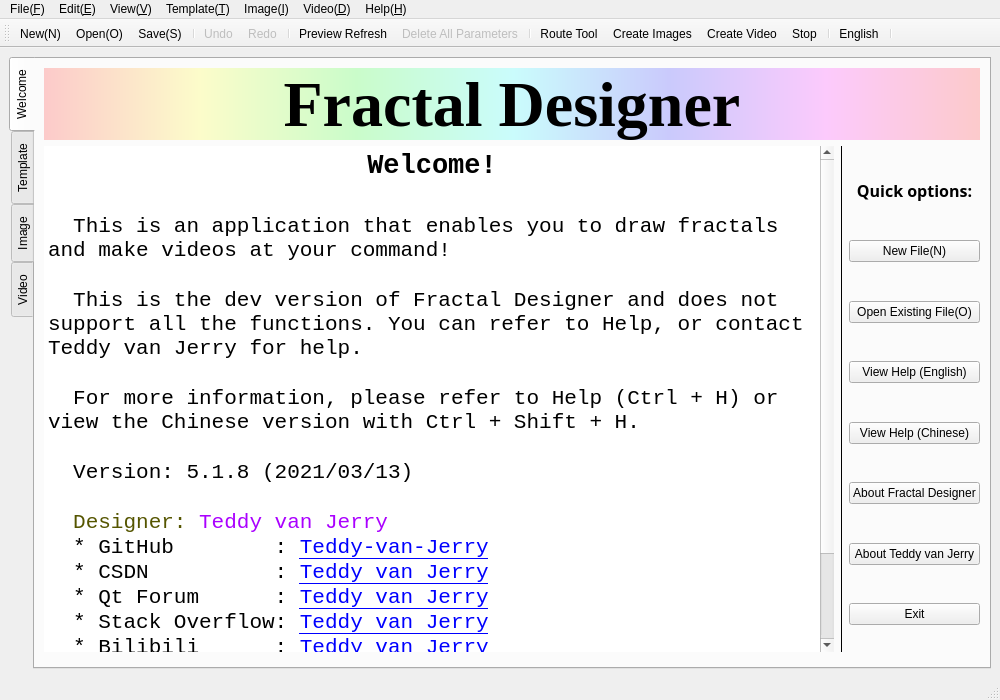
First picture: the form in mainwindow.ui, repository Teddy-van-Jerry/Fractal_Designer, before the edit.
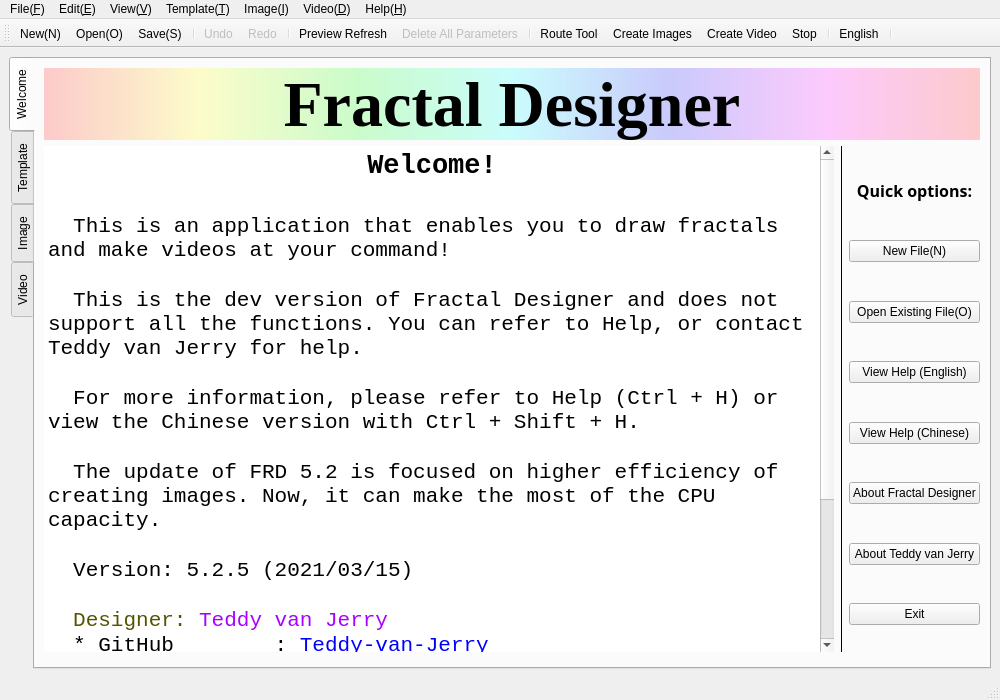
Second picture: the form after the edit. Icons and pictures are not drawn.

Patch:
```diff
--- a/mainwindow.ui
+++ b/mainwindow.ui
@@ -108,7 +108,9 @@
 &lt;p style=&quot;-qt-paragraph-type:empty; margin-top:0px; margin-bottom:0px; margin-left:0px; margin-right:0px; -qt-block-indent:0; text-indent:0px; font-size:16pt;&quot;&gt;&lt;br /&gt;&lt;/p&gt;
 &lt;p style=&quot; margin-top:0px; margin-bottom:0px; margin-left:0px; margin-right:0px; -qt-block-indent:0; text-indent:0px;&quot;&gt;&lt;span style=&quot; font-size:16pt;&quot;&gt;  For more information, please refer to Help (Ctrl + H) or view the Chinese version with Ctrl + Shift + H.&lt;/span&gt;&lt;/p&gt;
 &lt;p style=&quot;-qt-paragraph-type:empty; margin-top:0px; margin-bottom:0px; margin-left:0px; margin-right:0px; -qt-block-indent:0; text-indent:0px; font-size:16pt;&quot;&gt;&lt;br /&gt;&lt;/p&gt;
-&lt;p style=&quot; margin-top:0px; margin-bottom:0px; margin-left:0px; margin-right:0px; -qt-block-indent:0; text-indent:0px;&quot;&gt;&lt;span style=&quot; font-size:16pt;&quot;&gt;  Version: 5.1.8 (2021/03/13)&lt;/span&gt;&lt;/p&gt;
+&lt;p style=&quot; margin-top:0px; margin-bottom:0px; margin-left:0px; margin-right:0px; -qt-block-indent:0; text-indent:0px;&quot;&gt;&lt;span style=&quot; font-size:16pt;&quot;&gt;  The update of FRD 5.2 is focused on higher efficiency of creating images. Now, it can make the most of the CPU capacity.&lt;/span&gt;&lt;/p&gt;
+&lt;p style=&quot;-qt-paragraph-type:empty; margin-top:0px; margin-bottom:0px; margin-left:0px; margin-right:0px; -qt-block-indent:0; text-indent:0px; font-size:16pt;&quot;&gt;&lt;br /&gt;&lt;/p&gt;
+&lt;p style=&quot; margin-top:0px; margin-bottom:0px; margin-left:0px; margin-right:0px; -qt-block-indent:0; text-indent:0px;&quot;&gt;&lt;span style=&quot; font-size:16pt;&quot;&gt;  Version: 5.2.5 (2021/03/15)&lt;/span&gt;&lt;/p&gt;
 &lt;p style=&quot;-qt-paragraph-type:empty; margin-top:0px; margin-bottom:0px; margin-left:0px; margin-right:0px; -qt-block-indent:0; text-indent:0px; font-size:16pt;&quot;&gt;&lt;br /&gt;&lt;/p&gt;
 &lt;p style=&quot; margin-top:0px; margin-bottom:0px; margin-left:0px; margin-right:0px; -qt-block-indent:0; text-indent:0px;&quot;&gt;&lt;span style=&quot; font-size:16pt;&quot;&gt;  &lt;/span&gt;&lt;span style=&quot; font-size:16pt; color:#555500;&quot;&gt;Designer: &lt;/span&gt;&lt;span style=&quot; font-size:16pt; color:#aa00ff;&quot;&gt;Teddy van Jerry&lt;/span&gt;&lt;/p&gt;
 &lt;p style=&quot; margin-top:0px; margin-bottom:0px; margin-left:0px; margin-right:0px; -qt-block-indent:0; text-indent:0px;&quot;&gt;&lt;span style=&quot; font-size:16pt; color:#aa00ff;&quot;&gt;  &lt;/span&gt;&lt;span style=&quot; font-size:16pt; color:#000000;&quot;&gt;* GitHub        : &lt;/span&gt;&lt;a href=&quot;https://github.com/Teddy-van-Jerry&quot;&gt;&lt;span style=&quot; font-size:16pt; text-decoration: underline; color:#0000ff;&quot;&gt;Teddy-van-Jerry&lt;/span&gt;&lt;/a&gt;&lt;/p&gt;
```
Left out of the diff: 2 changed lines with no effect on the pictures.
